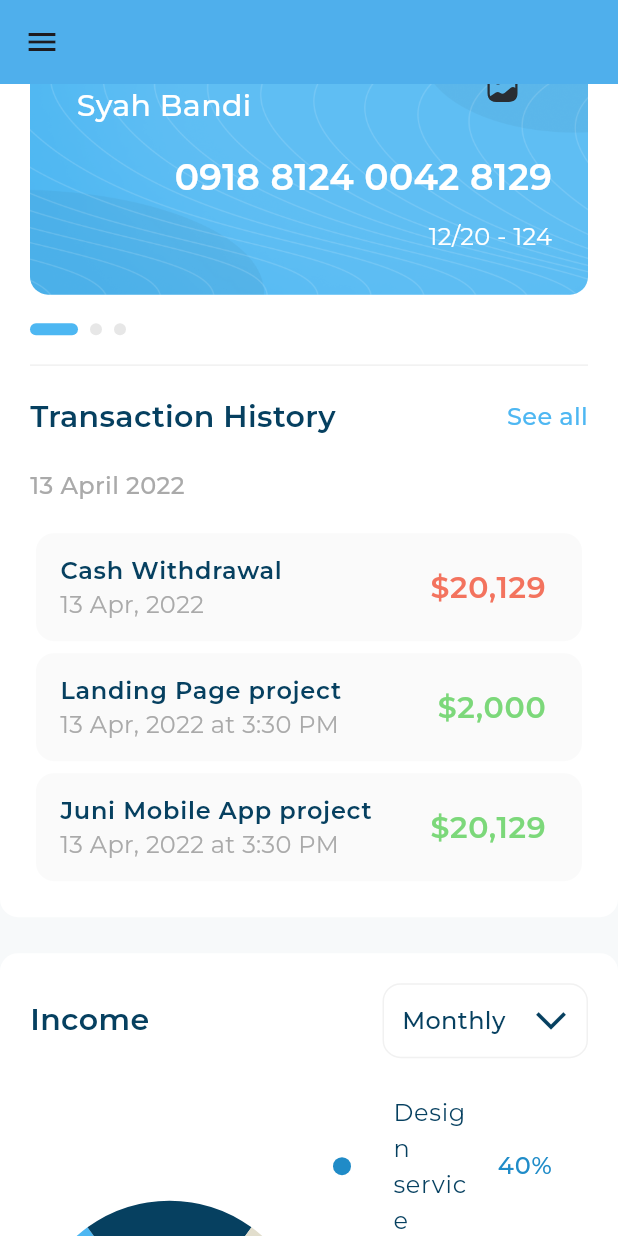
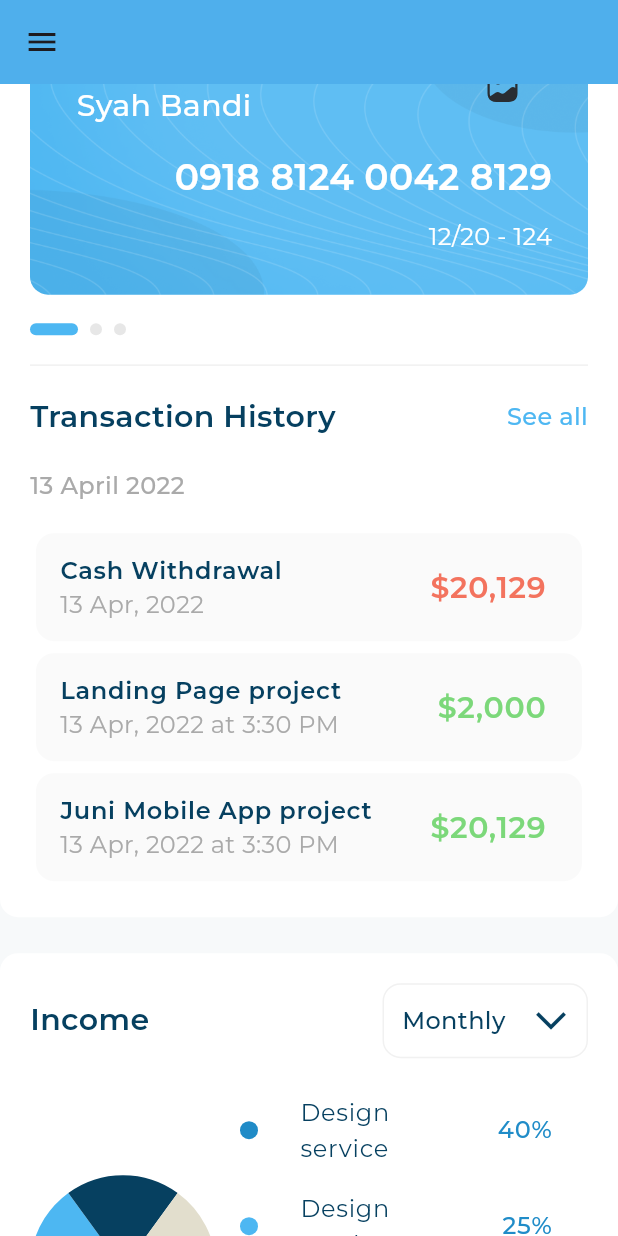
Before and after one commit to Kerofarah21/responsive_dash_board, a Flutter app: the screen it shows after launch, scrolled down 1152 dp, on a phone screen of 412 x 824 dp. Run offline on Flutter 3.47's test engine with Material 3 defaults, Android fonts, the phone set to English and light mode, and no system bars; drawn by our look-alikes of expandable_page_view, fl_chart; our stand-ins replace flutter_svg; project files that could hold a hidden picture were left out.

Commit message:
make desktop layout responsive

```diff
--- /dev/null
+++ b/lib/utils/size_config.dart
@@ -0,0 +1,4 @@
+class SizeConfig {
+  static const double desktop = 1200;
+  static const double tablet = 800;
+}
--- a/lib/views/dashboard_view.dart
+++ b/lib/views/dashboard_view.dart
@@ -1,5 +1,6 @@
 import 'package:flutter/material.dart';
 
+import '../utils/size_config.dart';
 import '../widgets/adaptive_layout_widget.dart';
 import '../widgets/custom_drawer.dart';
 import '../widgets/dashboard_desktop_layout.dart';
@@ -21,7 +22,7 @@ class _DashboardViewState extends State<DashboardView> {
     return Scaffold(
       key: scaffoldKey,
       backgroundColor: const Color(0xFFF7F9FA),
-      appBar: MediaQuery.sizeOf(context).width < 800
+      appBar: MediaQuery.sizeOf(context).width < SizeConfig.tablet
           ? AppBar(
               elevation: 0,
               backgroundColor: const Color(0xFF4DB7F2),
@@ -31,8 +32,9 @@ class _DashboardViewState extends State<DashboardView> {
               ),
             )
           : null,
-      drawer:
-          MediaQuery.sizeOf(context).width < 800 ? const CustomDrawer() : null,
+      drawer: MediaQuery.sizeOf(context).width < SizeConfig.tablet
+          ? const CustomDrawer()
+          : null,
       body: AdaptiveLayout(
         mobileLayout: (context) => const DashboardMobileLayout(),
         tabletLayout: (context) => const DashboardTabletLayout(),
--- a/lib/widgets/adaptive_layout_widget.dart
+++ b/lib/widgets/adaptive_layout_widget.dart
@@ -1,4 +1,6 @@
 import 'package:flutter/material.dart';
+
+import '../utils/size_config.dart';
 
 class AdaptiveLayout extends StatelessWidget {
   const AdaptiveLayout({
@@ -12,9 +14,9 @@ class AdaptiveLayout extends StatelessWidget {
   @override
   Widget build(BuildContext context) {
     return LayoutBuilder(builder: (context, constrains) {
-      if (constrains.maxWidth < 800) {
+      if (constrains.maxWidth < SizeConfig.tablet) {
         return mobileLayout(context);
-      } else if (constrains.maxWidth < 1200) {
+      } else if (constrains.maxWidth < SizeConfig.desktop) {
         return tabletLayout(context);
       } else {
         return desktopLayout(context);
--- a/lib/widgets/income_details.dart
+++ b/lib/widgets/income_details.dart
@@ -31,13 +31,14 @@ class IncomeDetails extends StatelessWidget {
 
   @override
   Widget build(BuildContext context) {
-    return ListView.builder(
-      shrinkWrap: true,
-      physics: const NeverScrollableScrollPhysics(),
-      itemBuilder: (context, index) => IncomeItemDetails(
-        incomeItemModel: items[index],
-      ),
-      itemCount: items.length,
+    return Column(
+      children: items
+          .map(
+            (item) => IncomeItemDetails(
+              incomeItemModel: item,
+            ),
+          )
+          .toList(),
     );
   }
 }
--- a/lib/widgets/income_section.dart
+++ b/lib/widgets/income_section.dart
@@ -1,8 +1,7 @@
 import 'package:flutter/material.dart';
 
 import 'custom_background_container.dart';
-import 'income_chart.dart';
-import 'income_details.dart';
+import 'income_section_body.dart';
 import 'income_section_header.dart';
 
 class IncomeSection extends StatelessWidget {
@@ -17,17 +16,7 @@ class IncomeSection extends StatelessWidget {
           SizedBox(
             height: 16,
           ),
-          Row(
-            crossAxisAlignment: CrossAxisAlignment.center,
-            children: [
-              Expanded(
-                child: IncomeChart(),
-              ),
-              Expanded(
-                child: IncomeDetails(),
-              ),
-            ],
-          ),
+          IncomeSectionBody(),
         ],
       ),
     );
--- /dev/null
+++ b/lib/widgets/income_section_body.dart
@@ -0,0 +1,37 @@
+import 'package:flutter/material.dart';
+
+import '../utils/size_config.dart';
+import 'detailed_income_chart.dart';
+import 'income_chart.dart';
+import 'income_details.dart';
+
+class IncomeSectionBody extends StatelessWidget {
+  const IncomeSectionBody({
+    super.key,
+  });
+
+  @override
+  Widget build(BuildContext context) {
+    double width = MediaQuery.sizeOf(context).width;
+
+    return width >= SizeConfig.desktop && width < 1750
+        ? const Expanded(
+            child: Padding(
+              padding: EdgeInsets.all(16),
+              child: DetailedIncomeChart(),
+            ),
+          )
+        : const Row(
+            crossAxisAlignment: CrossAxisAlignment.center,
+            children: [
+              Expanded(
+                child: IncomeChart(),
+              ),
+              Expanded(
+                flex: 2,
+                child: IncomeDetails(),
+              ),
+            ],
+          );
+  }
+}
--- a/lib/widgets/transaction_history_list_view.dart
+++ b/lib/widgets/transaction_history_list_view.dart
@@ -29,12 +29,14 @@ class TransactionHistoryListView extends StatelessWidget {
 
   @override
   Widget build(BuildContext context) {
-    return ListView.builder(
-      shrinkWrap: true,
-      itemBuilder: (context, index) => TransactionItem(
-        transactionItemModel: items[index],
-      ),
-      itemCount: items.length,
+    return Column(
+      children: items
+          .map(
+            (item) => TransactionItem(
+              transactionItemModel: item,
+            ),
+          )
+          .toList(),
     );
   }
 }
```
Also changed, not shown: lib/widgets/dashboard_desktop_layout.dart (+17 -0 lines), lib/widgets/detailed_income_chart.dart (added, +81 -0 lines), 1 other file.
